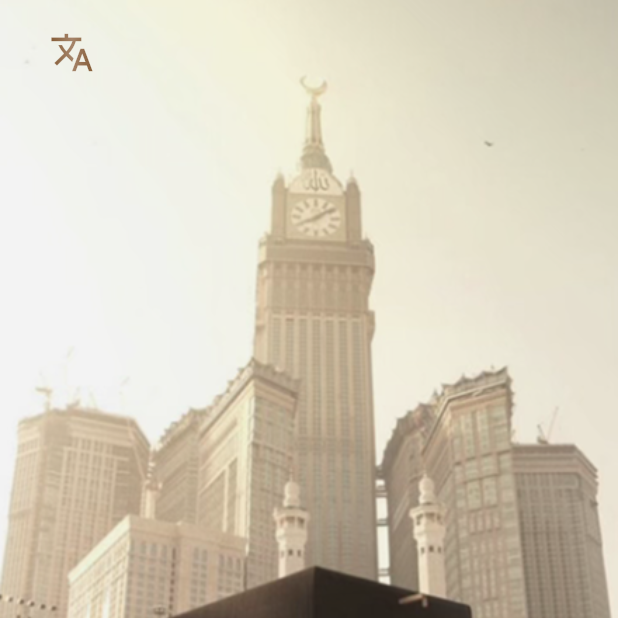
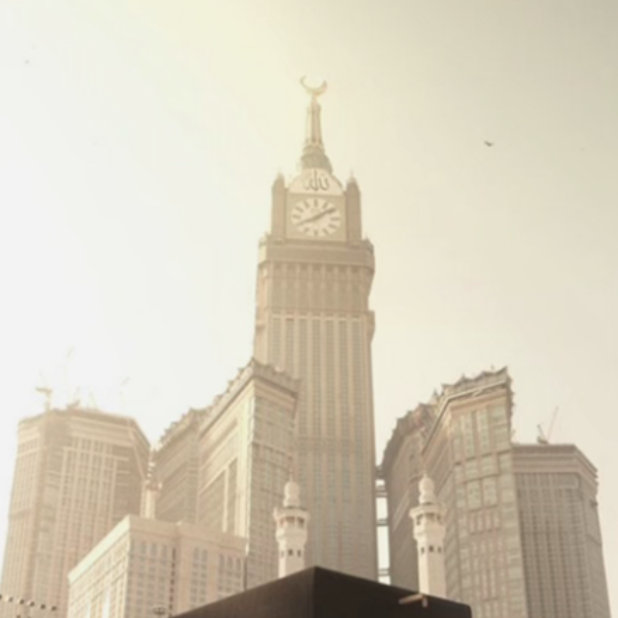
Before and after one commit to F37214453/mulabbi, a Flutter app: the OnboardingPage2 screen opened directly, after a tap on "تخطي", on a phone screen of 412 x 824 dp, the top half of it. Run offline on Flutter 3.47's test engine with Material 3 defaults, Android fonts, the phone set to English and light mode, and no system bars; our stand-ins replace adhan, dio, flutter_compass, flutter_svg, geolocator, get and 5 more; missing offline and left inert: adhan_dart, quran; accounts and stored records are empty; project files that could hold a hidden picture were left out.

Commit message:
removed translate button from onboarding

```diff
--- a/lib/main.dart
+++ b/lib/main.dart
@@ -1,7 +1,5 @@
 import 'package:flutter/material.dart';
 import 'package:get/get_navigation/get_navigation.dart';
-import 'package:mulabbi/views/Introductory_screens/is_new_user_screen.dart';
-import 'package:mulabbi/views/Introductory_screens/onboarding/onboarding_page1.dart';
 import 'package:mulabbi/views/Introductory_screens/splash_screen.dart';
 import 'package:shared_preferences/shared_preferences.dart';
 import 'package:supabase_flutter/supabase_flutter.dart';
@@ -16,6 +14,7 @@ void main() async {
   );
 
   await storage.setBool("isFirstTime", false);
+  await storage.remove("isFirstTime");
 
   runApp(MyApp());
 }
--- a/lib/views/Introductory_screens/is_new_user_screen.dart
+++ b/lib/views/Introductory_screens/is_new_user_screen.dart
@@ -33,7 +33,7 @@ class _IsNewUserScreenState extends State<IsNewUserScreen> {
             ),
           );
         }
-        if (!snapshot.hasData || getFirstTime() == false) {
+        if (!snapshot.hasData && getFirstTime() == false) {
           return WelcomeScreen();
         }
 
--- a/lib/views/Introductory_screens/onboarding/onboarding_page1.dart
+++ b/lib/views/Introductory_screens/onboarding/onboarding_page1.dart
@@ -25,11 +25,8 @@ class OnboardingPage1 extends StatelessWidget {
                 children: [
                   // 🔼 Top Row: Language + Skip
                   Row(
-                    mainAxisAlignment: MainAxisAlignment.spaceBetween,
+                    mainAxisAlignment: MainAxisAlignment.end,
                     children: [
-                      LanguageIconButton(
-                        onTap: () => showLanguageDialog(context),
-                      ),
                       GestureDetector(
                         onTap: () {
                           Navigator.pushReplacement(
--- a/lib/views/Introductory_screens/onboarding/onboarding_page2.dart
+++ b/lib/views/Introductory_screens/onboarding/onboarding_page2.dart
@@ -48,11 +48,8 @@ class _OnboardingPage2State extends State<OnboardingPage2> {
                     vertical: 20,
                   ),
                   child: Row(
-                    mainAxisAlignment: MainAxisAlignment.spaceBetween,
+                    mainAxisAlignment: MainAxisAlignment.end,
                     children: [
-                      LanguageIconButton(
-                        onTap: () => showLanguageDialog(context),
-                      ),
                       GestureDetector(
                         onTap: () {
                           Navigator.pushReplacement(
--- a/lib/views/Introductory_screens/welcome_screen.dart
+++ b/lib/views/Introductory_screens/welcome_screen.dart
@@ -31,15 +31,6 @@ class WelcomeScreen extends StatelessWidget {
                 crossAxisAlignment: CrossAxisAlignment.stretch,
                 children: [
                   // 🔸 Top right icon
-                  Row(
-                    mainAxisAlignment: MainAxisAlignment.start,
-                    children: [
-                      LanguageIconButton(
-                        onTap: () => showLanguageDialog(context),
-                      ),
-                    ],
-                  ),
-
                   const Spacer(),
 
                   // 🔸 Guest Button
```
Also changed, not shown: lib/views/Introductory_screens/onboarding/onboarding3.dart (+0 -8 lines).
